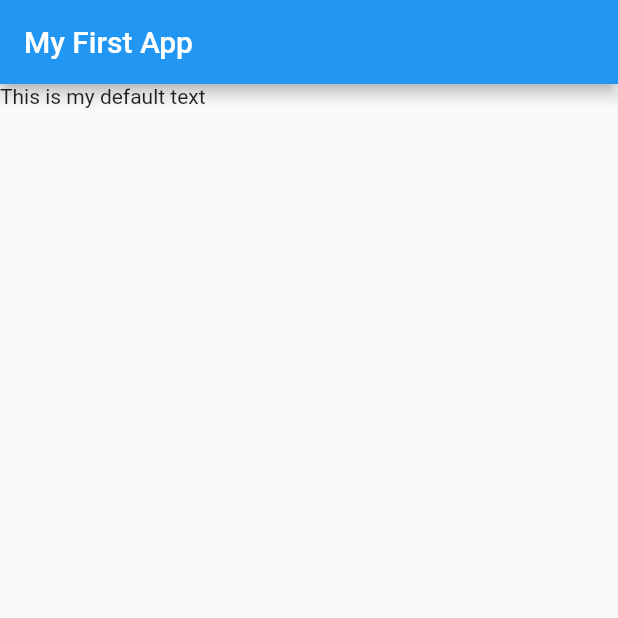
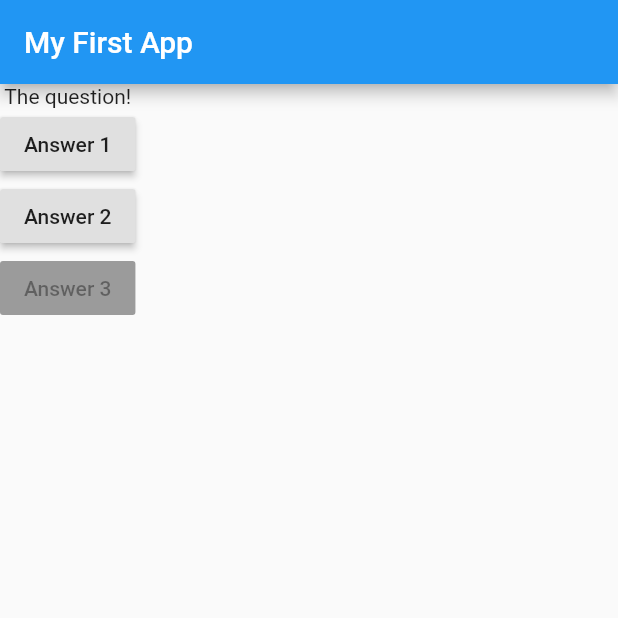
Before and after one commit to OneNetix/Flutter-Quiz, a Flutter app: the screen it shows after launch, on a phone screen of 412 x 824 dp, the top half of it. Run offline on Flutter 3.47's test engine with Material 2 defaults, Android fonts, the phone set to English and light mode, and no system bars; statements that could not run were skipped.

Commit message:
Update main.dart

```diff
--- a/flutter_complete_guide/lib/main.dart
+++ b/flutter_complete_guide/lib/main.dart
@@ -5,14 +5,41 @@ void main() {
 }
 
 class MyApp extends StatelessWidget {
+  void answerQuestion() {
+    print ('Answer Chosen');
+  }
+
   @override
   Widget build(BuildContext context) {
+  var questions = [
+    "What's your favorite color",
+    'What\'s your favorite animal'
+  ];
     return MaterialApp(
       home: Scaffold(
         appBar: AppBar(
           title: Text('My First App'),
         ),
-        body: Text('This is my default text'),
+        body: Column(
+          children: [
+            Text('The question!'),
+            RaisedButton(
+              child: Text('Answer 1'),
+              onPressed: answerQuestion,
+            ),
+            RaisedButton(
+              child: Text('Answer 2'),
+              onPressed: () => print('Answer 2 chosen'),
+            ),
+            RaisedButton(
+              child: Text('Answer 3'),
+              onPressed: () {
+                // ...
+                print('Answer 3 chosen')
+              },
+            ),
+          ],
+        ),
       ),
     );
   }
```
